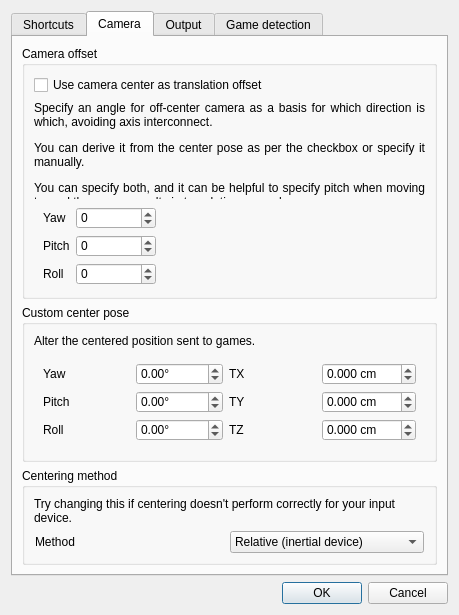
This is gui/options-dialog.ui in opentrack/opentrack as Qt 5 draws it before an edit. The edited form follows.
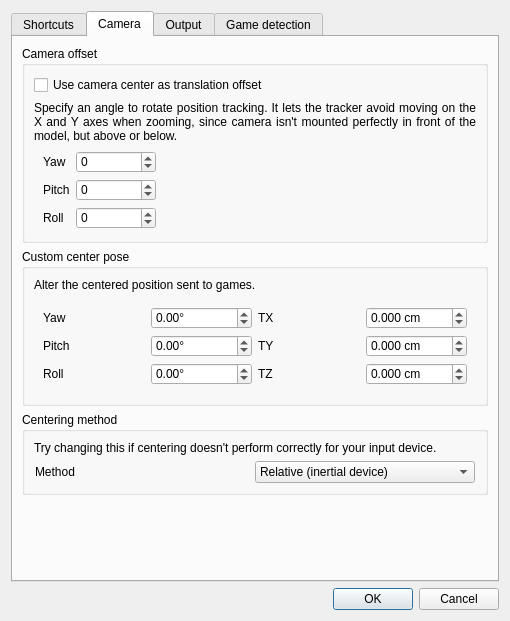
This is the edited form. The open tabs and pages were chosen to show the change. Icons and pictures are not drawn. Custom widgets are drawn as their Qt base class.

Commit message: gui: rewrite confusing camera offset description

Patch:
```diff
--- a/gui/options-dialog.ui
+++ b/gui/options-dialog.ui
@@ -6,8 +6,8 @@
    <rect>
     <x>0</x>
     <y>0</y>
-    <width>459</width>
-    <height>615</height>
+    <width>510</width>
+    <height>621</height>
    </rect>
   </property>
   <property name="windowTitle">
@@ -407,11 +407,7 @@
           <item row="5" column="0">
            <widget class="QLabel" name="label_17">
             <property name="text">
-             <string>&lt;html&gt;&lt;head/&gt;&lt;body&gt;&lt;p&gt;Specify an angle for off-center camera as a basis for which direction is which, avoiding axis interconnect.&lt;/p&gt;
-
-&lt;p&gt;You can derive it from the center pose as per the checkbox or specify it manually.&lt;/p&gt;
-
-&lt;p&gt;You can specify both, and it can be helpful to specify pitch when moving toward the screen results in translating upward.&lt;/p&gt;&lt;/body&gt;&lt;/html&gt;</string>
+             <string>&lt;html&gt;&lt;head/&gt;&lt;body&gt;&lt;p&gt;Specify an angle to rotate position tracking. It lets the tracker avoid moving on the X and Y axes when zooming, since camera isn't mounted perfectly in front of the model, but above or below.&lt;/p&gt;&lt;/body&gt;&lt;/html&gt;</string>
             </property>
             <property name="alignment">
              <set>Qt::AlignJustify|Qt::AlignVCenter</set>
```
